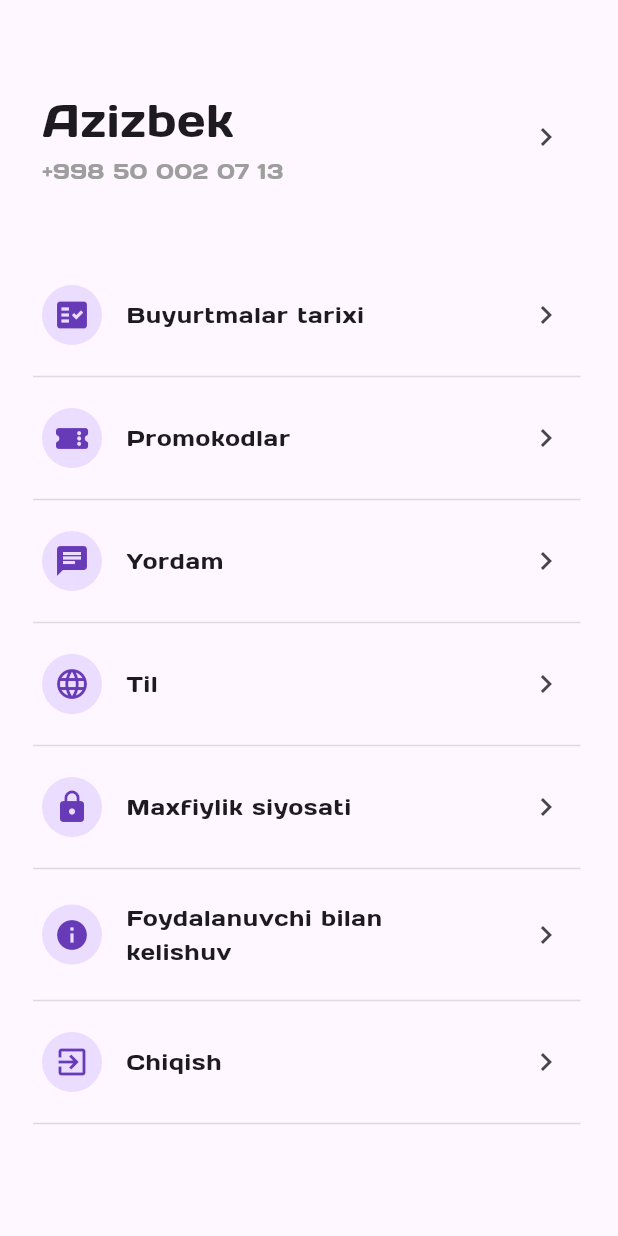
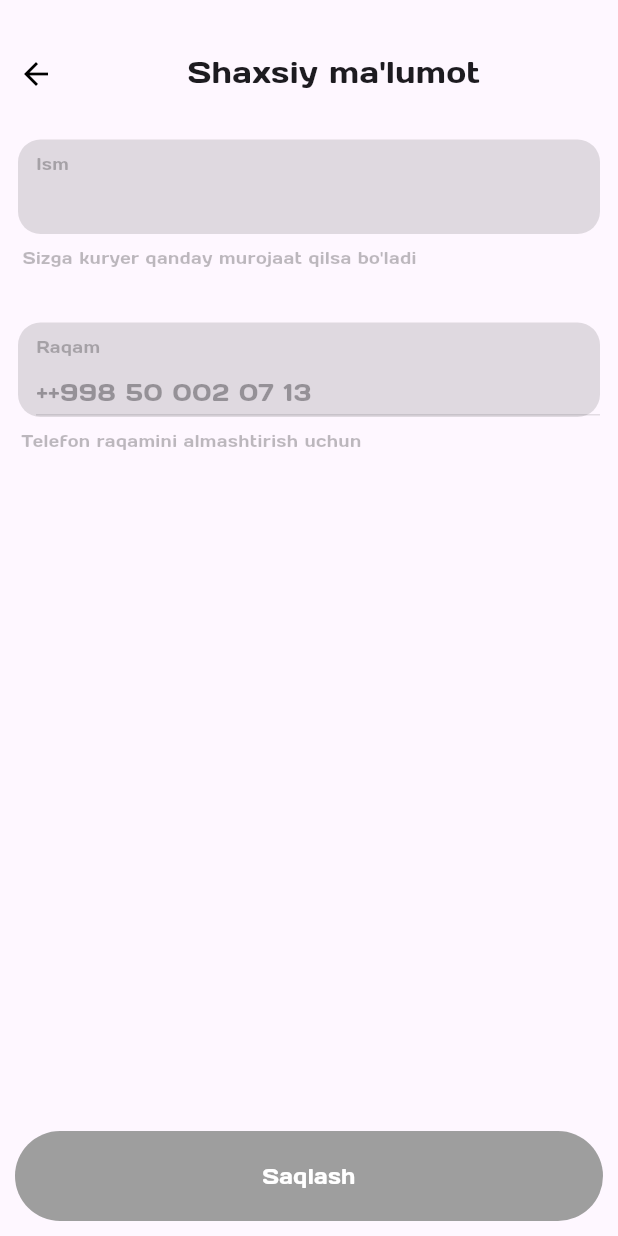
Before and after one commit to SiroProg/UzumTezkor, a Flutter app: the AccountExist screen opened directly, after a tap on the "navigate next" icon, on a phone screen of 412 x 824 dp. Run offline on Flutter 3.47's test engine with Material 3 defaults, Android fonts, the phone set to English and light mode, and no system bars; our stand-ins replace badges, flutter_riverpod, flutter_svg, google_maps_flutter, location, smooth_page_indicator.

Commit message:
profile deyarli tugadi

```diff
--- a/lib/src/feature/profile_page/profile_page.dart
+++ b/lib/src/feature/profile_page/profile_page.dart
@@ -6,6 +6,8 @@ import 'widgets/account_not_exist.dart';
 bool $profileIsExist = false;
 String $profileName = "Azizbek";
 String $profileNumber = "+998 50 002 07 13";
+List<String> $profileNumberCode = ['0', '0', '0', '0'];
+
 
 class Profile extends StatelessWidget {
   const Profile({super.key});
--- a/lib/src/feature/profile_page/widgets/account_exist.dart
+++ b/lib/src/feature/profile_page/widgets/account_exist.dart
@@ -1,6 +1,7 @@
 import 'package:flutter/cupertino.dart';
 import 'package:flutter/material.dart';
 import 'package:uzum_tezkor/src/feature/profile_page/profile_page.dart';
+import 'package:uzum_tezkor/src/feature/profile_page/widgets/name_edit.dart';
 
 import 'custom_list_tile.dart';
 
@@ -21,8 +22,16 @@ class AccountExist extends StatelessWidget {
               title: Text("${$profileName}", style: TextStyle(fontSize: 30)),
               subtitle: Text("${$profileNumber}",
                   style: TextStyle(fontSize: 15, color: Colors.grey)),
-              trailing:
-                  IconButton(icon: Icon(Icons.navigate_next), onPressed: () {}),
+              trailing: IconButton(
+                  icon: Icon(Icons.navigate_next),
+                  onPressed: () {
+                    Navigator.push(
+                      context,
+                      MaterialPageRoute(
+                        builder: (context) => NameEdit(),
+                      ),
+                    );
+                  }),
             ),
             SizedBox(height: 50),
             CustomListTile(icon: Icons.fact_check, name: "Buyurtmalar tarixi"),
--- /dev/null
+++ b/lib/src/feature/profile_page/widgets/name_edit.dart
@@ -0,0 +1,187 @@
+import 'package:flutter/material.dart';
+import 'package:flutter/services.dart';
+import 'package:uzum_tezkor/src/feature/home_page/home_page.dart';
+import 'package:uzum_tezkor/src/feature/profile_page/profile_page.dart';
+
+class NameEdit extends StatefulWidget {
+  const NameEdit({super.key});
+
+  @override
+  State<NameEdit> createState() => _RegisterNumberState();
+}
+
+class _RegisterNumberState extends State<NameEdit> {
+  bool isValid = false;
+  String? name;
+
+  @override
+  Widget build(BuildContext context) {
+    return Scaffold(
+      body: Column(
+        mainAxisAlignment: MainAxisAlignment.spaceBetween,
+        children: [
+          Column(
+            crossAxisAlignment: CrossAxisAlignment.start,
+            children: [
+              const SizedBox(height: 25),
+              const Row(
+                mainAxisAlignment: MainAxisAlignment.spaceBetween,
+                children: [
+                  BackButton(
+                    color: Colors.black,
+                  ),
+                  Text(
+                    "Shaxsiy ma'lumot",
+                    style: TextStyle(fontSize: 20),
+                  ),
+                  SizedBox(width: 15),
+                ],
+              ),
+              Container(
+                margin: const EdgeInsets.only(
+                    left: 12, right: 12, top: 20, bottom: 8),
+                height: 63,
+                decoration: const BoxDecoration(
+                  color: Colors.black12,
+                  borderRadius: BorderRadius.all(
+                    Radius.circular(15),
+                  ),
+                ),
+                child: Column(
+                  crossAxisAlignment: CrossAxisAlignment.start,
+                  children: [
+                    const Padding(
+                      padding: EdgeInsets.only(left: 12, top: 8),
+                      child: Text(
+                        "Ism",
+                        style: TextStyle(
+                          fontSize: 11,
+                          color: Colors.black26,
+                        ),
+                      ),
+                    ),
+                    Padding(
+                      padding: const EdgeInsets.only(left: 12, top: 8),
+                      child: SizedBox(
+                        height: 28,
+                        child: TextField(
+                          onChanged: (value) {
+                            if (value != $profileName) {
+                              isValid = true;
+                              name = value;
+                            } else {
+                              isValid = false;
+                            }
+                            setState(() {});
+                          },
+                          keyboardType: TextInputType.name,
+                          cursorColor: Colors.deepPurple,
+                          decoration: const InputDecoration(
+                            enabledBorder: InputBorder.none,
+                            focusedBorder: InputBorder.none,
+                          ),
+                        ),
+                      ),
+                    ),
+                  ],
+                ),
+              ),
+              const Padding(
+                padding: EdgeInsets.only(left: 15),
+                child: Text(
+                  "Sizga kuryer qanday murojaat qilsa bo'ladi",
+                  style: TextStyle(
+                    fontSize: 11,
+                    color: Colors.black26,
+                  ),
+                ),
+              ),
+              Container(
+                margin: const EdgeInsets.only(
+                    left: 12, right: 12, top: 35, bottom: 8),
+                height: 63,
+                decoration: const BoxDecoration(
+                  color: Colors.black12,
+                  borderRadius: BorderRadius.all(
+                    Radius.circular(15),
+                  ),
+                ),
+                child: Column(
+                  crossAxisAlignment: CrossAxisAlignment.start,
+                  children: [
+                    const Padding(
+                      padding: EdgeInsets.only(left: 12, top: 8),
+                      child: Text(
+                        "Raqam",
+                        style: TextStyle(
+                          fontSize: 11,
+                          color: Colors.black26,
+                        ),
+                      ),
+                    ),
+                    Padding(
+                      padding: const EdgeInsets.only(left: 12, top: 12),
+                      child: SizedBox(
+                        height: 26,
+                        child: TextField(
+                          enabled: false,
+                          keyboardType: TextInputType.name,
+                          cursorColor: Colors.deepPurple,
+                          decoration: InputDecoration(
+                            hintText: "+${$profileNumber}",
+                            enabledBorder: InputBorder.none,
+                            focusedBorder: InputBorder.none,
+                          ),
+                        ),
+                      ),
+                    ),
+                  ],
+                ),
+              ),
+              const Padding(
+                padding: EdgeInsets.only(left: 14),
+                child: Text(
+                  "Telefon raqamini almashtirish uchun",
+                  style: TextStyle(
+                    fontSize: 11,
+                    color: Colors.black26,
+                  ),
+                ),
+              ),
+            ],
+          ),
+          GestureDetector(
+            onTap: isValid
+                ? () {
+                    $profileName = name!;
+                    Navigator.push(
+                      context,
+                      MaterialPageRoute(
+                        builder: (context) => const HomePage(),
+                      ),
+                    );
+                  }
+                : null,
+            child: Container(
+              margin: const EdgeInsets.all(10),
+              height: 60,
+              width: double.infinity,
+              decoration: BoxDecoration(
+                color: isValid ? Colors.deepPurple : Colors.grey,
+                borderRadius: const BorderRadius.all(
+                  Radius.circular(35),
+                ),
+              ),
+              child: const Center(
+                child: Text(
+                  "Saqlash",
+                  style: TextStyle(color: Colors.white),
+                ),
+              ),
+            ),
+          ),
+        ],
+      ),
+    );
+  }
+}
--- a/lib/src/feature/profile_page/widgets/registr_number.dart
+++ b/lib/src/feature/profile_page/widgets/registr_number.dart
@@ -1,5 +1,6 @@
 import 'package:flutter/material.dart';
 import 'package:flutter/services.dart';
+import 'package:uzum_tezkor/src/feature/profile_page/profile_page.dart';
 
 import 'sms_code.dart';
 
@@ -17,6 +18,7 @@ class _RegisterNumberState extends State<RegisterNumber> {
     RegExp regex = RegExp(r'\d{9,}');
     if (regex.hasMatch(number)) {
       isValid = true;
+      $profileNumber = number;
     } else {
       isValid = false;
     }
```
Also changed, not shown: lib/src/feature/profile_page/widgets/sms_code.dart (+178 -1 lines).
